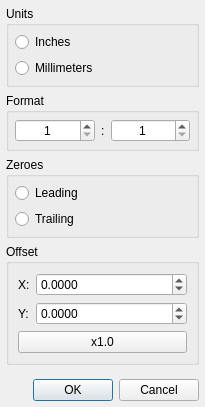
This is G2G/excellon/excellondialog.ui in aLDime/GERBER_X2 as Qt 5 draws it before an edit. The edited form follows.
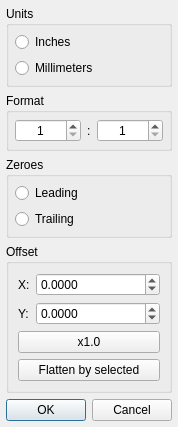
This is the edited form. Custom widgets are drawn as their Qt base class.

Patch:
```diff
--- a/G2G/excellon/excellondialog.ui
+++ b/G2G/excellon/excellondialog.ui
@@ -6,8 +6,8 @@
    <rect>
     <x>0</x>
     <y>0</y>
-    <width>205</width>
-    <height>407</height>
+    <width>168</width>
+    <height>383</height>
    </rect>
   </property>
   <property name="windowTitle">
@@ -218,6 +218,13 @@
         </property>
        </widget>
       </item>
+      <item row="3" column="0" colspan="2">
+       <widget class="QPushButton" name="pushButton">
+        <property name="text">
+         <string>Flatten by selected</string>
+        </property>
+       </widget>
+      </item>
      </layout>
     </widget>
    </item>
```
